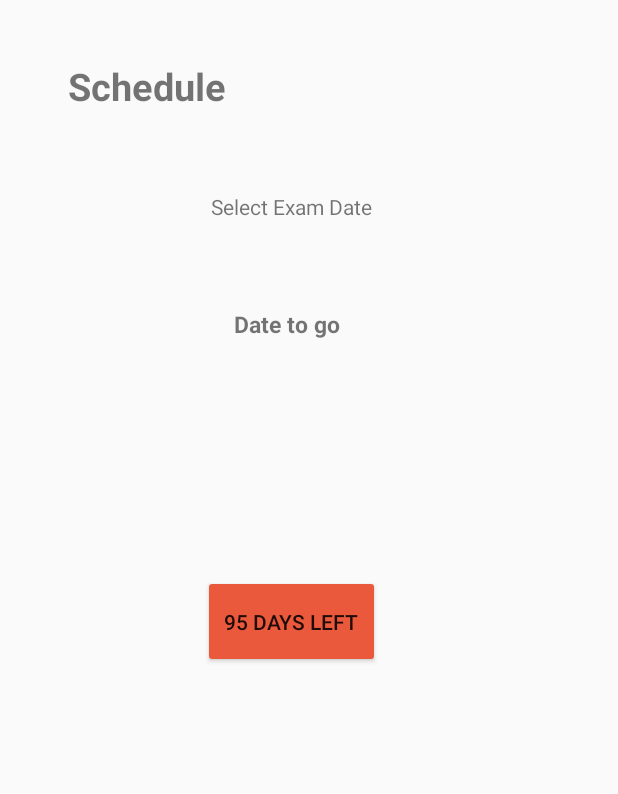
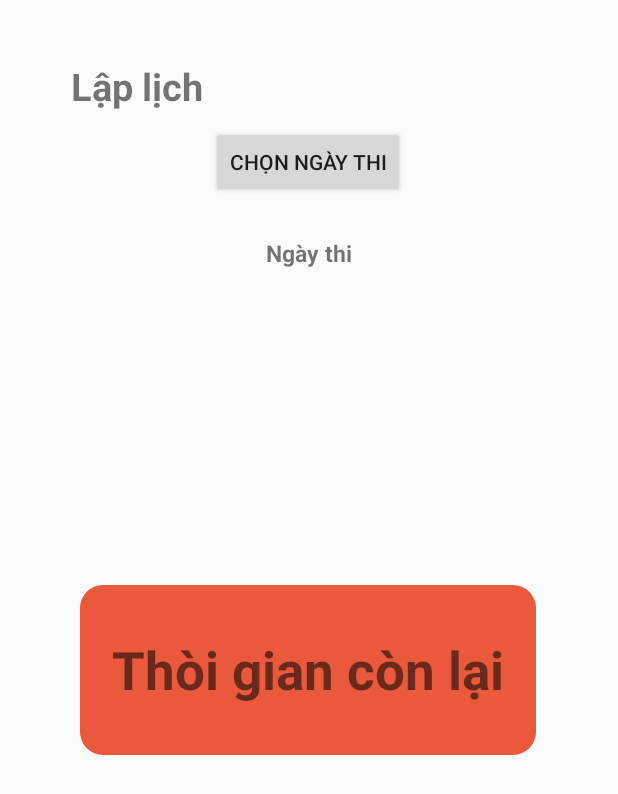
Before and after one commit to KTTNKL/UAIEO, an Android app: the ScheduleScreen screen opened directly, with no data from a screen before it, on a phone screen of 412 x 824 dp. Shown: the top 794 px of the screen. Run offline under Robolectric (Android 15) with nearby library versions, the phone set to English and light mode, and no system bars; our stand-ins replace Firebase (no records; nobody signed in at launch, a user with empty details on screens opened directly); 2 statements that could not run were skipped.

Commit message:
[19127312] Fix Schedule Screen

```diff
--- a/Source/app/src/main/java/com/khtn/uaieo/activity/ScheduleScreen.kt
+++ b/Source/app/src/main/java/com/khtn/uaieo/activity/ScheduleScreen.kt
@@ -28,8 +28,8 @@ class ScheduleScreen : AppCompatActivity() {
         databaseReference?.child(currentUser?.uid!!)?.child("ExamDate")?.addListenerForSingleValueEvent(
             object: ValueEventListener {
                 override fun onDataChange(snapshot: DataSnapshot) {
-//                    val date= formatDate.format(snapshot.value.toString())
-//                    dateTv.text=date
+                    dateTv.text=snapshot.value.toString()
+                    ShowDayLeft(snapshot.value.toString())
                 }
 
                 override fun onCancelled(error: DatabaseError) {
@@ -49,16 +49,31 @@ class ScheduleScreen : AppCompatActivity() {
                     selectDate.set(Calendar.DAY_OF_MONTH,i3)
                     val date= formatDate.format(selectDate.time)
 
+                    val currentUserDB=databaseReference?.child(currentUser?.uid!!)
+                    currentUserDB?.child("ExamDate")?.setValue(date.toString())
+                    dateTv.text= date
 
+                    ShowDayLeft(date.toString())
 
-                    //Lay instance cua user dang vao
-                    val currentUserDB=databaseReference?.child(currentUser?.uid!!)
-                    //Dua thong tin co ban luc resgister vao database instance
-                    currentUserDB?.child("ExamDate")?.setValue(selectDate.time)
-                    dateTv.text= date
                 },getDate.get(Calendar.YEAR),getDate.get(Calendar.MONTH),getDate.get(Calendar.DAY_OF_MONTH))
 
             datepicker.show()
         }
     }
+    // Show day left base on current date and date in input
+    fun ShowDayLeft(date: String){
+        var futureDate= formatDate.parse(date)
+        var currentDate:Date =Date()
+        var diff= futureDate.time-currentDate.time
+        if(!currentDate.after(futureDate)){
+
+            var day= (diff/(24*60*60*1000)).toInt()
+            dayLeftTV.text="${day} ngày còn lại"
+        }else if(currentDate.day==futureDate.day && currentDate.month==futureDate.month &&currentDate.year==futureDate.year){
+            dayLeftTV.text="Bạn có ngày thi vào hôm nay"
+        }else{
+            dayLeftTV.text= "Chúc bạn may mắn với kết quả thi"
+
+        }
+    }
 }
--- /dev/null
+++ b/Source/app/src/main/res/drawable/bg_day_left_tv.xml
@@ -0,0 +1,10 @@
+<?xml version="1.0" encoding="utf-8"?>
+<shape xmlns:android="http://schemas.android.com/apk/res/android"
+    android:shape="rectangle" android:padding="10dp">
+    <solid android:color="@color/background_day_button"/>
+    <corners
+        android:bottomRightRadius="15dp"
+        android:bottomLeftRadius="15dp"
+        android:topLeftRadius="15dp"
+        android:topRightRadius="15dp"/>
+</shape>
--- a/Source/app/src/main/res/layout/activity_schedule_screen.xml
+++ b/Source/app/src/main/res/layout/activity_schedule_screen.xml
@@ -11,7 +11,7 @@
         android:layout_width="wrap_content"
         android:layout_height="wrap_content"
         android:layout_marginTop="40dp"
-        android:text="Schedule"
+        android:text="Lập lịch"
         android:textStyle="bold"
         android:textSize="25dp"
         app:layout_constraintEnd_toEndOf="parent"
@@ -20,40 +20,43 @@
         app:layout_constraintTop_toTopOf="parent" />
 
     <TextView
+        android:id="@+id/dateTv"
+        android:layout_width="179dp"
+        android:layout_height="42dp"
+        android:layout_marginTop="16dp"
+        android:gravity="center"
+        android:text="Ngày thi"
+        android:textSize="15dp"
+        android:textStyle="bold"
+        app:layout_constraintEnd_toEndOf="@+id/selectDateTV"
+        app:layout_constraintHorizontal_bias="0.505"
+        app:layout_constraintStart_toStartOf="@+id/selectDateTV"
+        app:layout_constraintTop_toBottomOf="@+id/selectDateTV" />
+
+    <TextView
+        android:id="@+id/dayLeftTV"
+        android:layout_width="304dp"
+        android:layout_height="113dp"
+        android:layout_marginTop="200dp"
+        android:background="@drawable/bg_day_left_tv"
+        android:gravity="center"
+        android:text="Thòi gian còn lại"
+        android:textSize="35sp"
+        android:textStyle="bold"
+        app:layout_constraintEnd_toEndOf="@+id/dateTv"
+        app:layout_constraintHorizontal_bias="0.505"
+        app:layout_constraintStart_toStartOf="@+id/dateTv"
+        app:layout_constraintTop_toBottomOf="@+id/dateTv" />
+
+    <Button
         android:id="@+id/selectDateTV"
         android:layout_width="wrap_content"
         android:layout_height="wrap_content"
-        android:layout_marginTop="128dp"
-        android:text="Select Exam Date"
+        android:layout_marginTop="84dp"
+        android:text="Chọn ngày thi"
         app:layout_constraintEnd_toEndOf="parent"
-        app:layout_constraintHorizontal_bias="0.461"
+        app:layout_constraintHorizontal_bias="0.498"
         app:layout_constraintStart_toStartOf="parent"
         app:layout_constraintTop_toTopOf="parent" />
 
-    <TextView
-        android:id="@+id/dateTv"
-        android:layout_width="179dp"
-        android:layout_height="42dp"
-        android:layout_marginTop="48dp"
-        android:text="Date to go "
-        android:textSize="15dp"
-        android:gravity="center"
-        android:textStyle="bold"
-        app:layout_constraintEnd_toEndOf="@+id/selectDateTV"
-        app:layout_constraintHorizontal_bias="0.521"
-        app:layout_constraintStart_toStartOf="@+id/selectDateTV"
-        app:layout_constraintTop_toBottomOf="@+id/selectDateTV" />
-
-    <Button
-        android:id="@+id/OKbutton"
-        android:layout_width="118dp"
-        android:layout_height="62dp"
-        android:layout_marginTop="236dp"
-        android:backgroundTint="@color/background_day_button"
-        android:text="95 DAYS LEFT"
-        app:layout_constraintEnd_toEndOf="@+id/selectDateTV"
-        app:layout_constraintHorizontal_bias="0.51"
-        app:layout_constraintStart_toStartOf="@+id/selectDateTV"
-        app:layout_constraintTop_toBottomOf="@+id/selectDateTV" />
-
 </androidx.constraintlayout.widget.ConstraintLayout>
```
